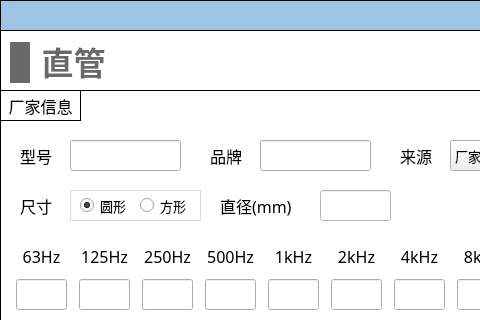
This is NoiseCalSoft/inputDialog/dialog_pipe.ui in haobana/NoiCal as Qt 5 draws it before an edit; both pictures show x 0 to 480 and y 0 to 320 of the 571 by 901 pixel window. The edited form follows.
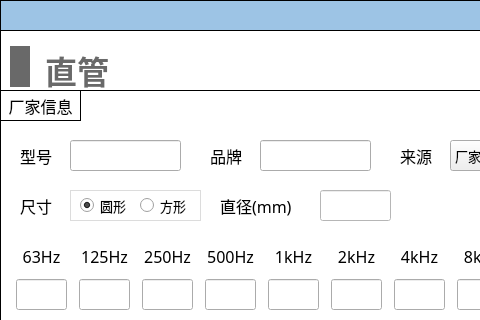
This is the edited form. The open tabs and pages were chosen to show the change. Icons and pictures are not drawn.

```diff
--- a/NoiseCalSoft/inputDialog/dialog_pipe.ui
+++ b/NoiseCalSoft/inputDialog/dialog_pipe.ui
@@ -971,8 +971,8 @@
      <rect>
       <x>10</x>
       <y>10</y>
-      <width>101</width>
-      <height>45</height>
+      <width>108</width>
+      <height>54</height>
      </rect>
     </property>
     <layout class="QHBoxLayout" name="horizontalLayout_32">
@@ -1007,6 +1007,7 @@
         <font>
          <family>Microsoft YaHei</family>
          <pointsize>24</pointsize>
+         <weight>75</weight>
          <bold>true</bold>
         </font>
        </property>
```
Left out of the diff: 22 changed lines with no effect on the pictures.
